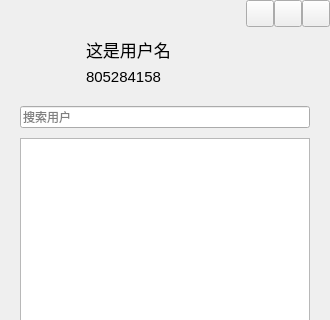
This is home/homewindow.ui in 2AECML/Qt-QQ as Qt 5 draws it before an edit; both pictures show x 0 to 330 and y 0 to 320 of the 330 by 600 pixel window. The edited form follows.
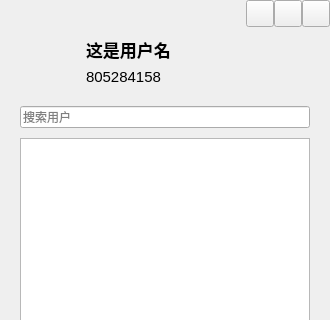
This is the edited form. Icons and pictures are not drawn.

What changed in the file:
```diff
--- a/home/homewindow.ui
+++ b/home/homewindow.ui
@@ -224,6 +224,7 @@
           <property name="font">
            <font>
             <pointsize>13</pointsize>
+            <bold>true</bold>
            </font>
           </property>
           <property name="text">
```
Left out of the diff: 4 changed lines with no effect on the pictures.
